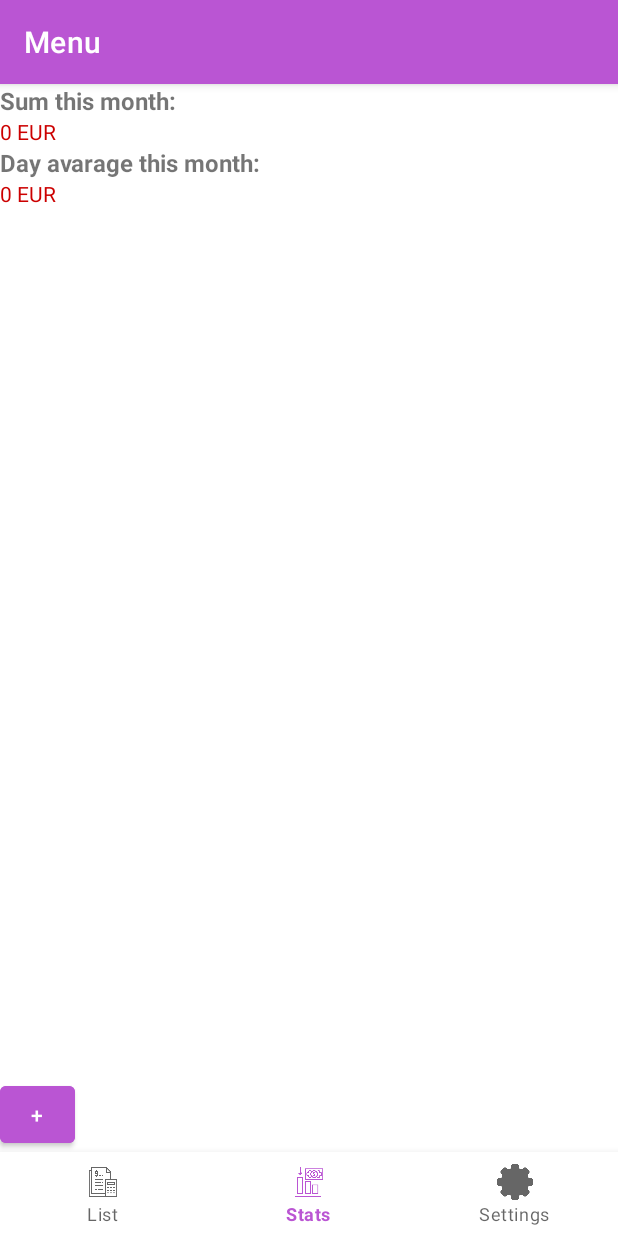
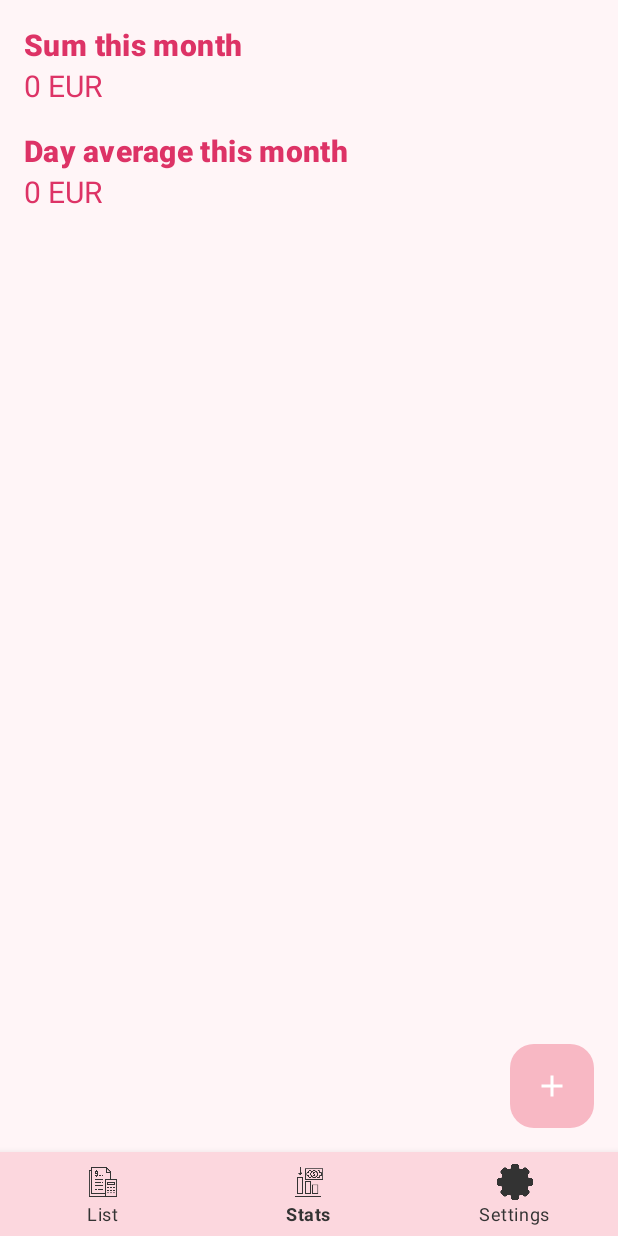
Before and after one commit to Olesya-Lubinets/DailyExpenseTracker, an Android app: the screen it shows after launch (MainActivity), item 2 of the bottom bar chosen, on a phone screen of 412 x 824 dp. Run offline under Robolectric (Android 15) with nearby library versions, the phone set to English and light mode, and no system bars; our stand-ins replace Room's generated code.

Commit message:
Improved UI

```diff
--- a/app/src/main/AndroidManifest.xml
+++ b/app/src/main/AndroidManifest.xml
@@ -5,6 +5,7 @@
     <uses-permission android:name="android.permission.SCHEDULE_EXACT_ALARM" />
     <uses-permission android:name="android.permission.RECEIVE_BOOT_COMPLETED"/>
     <uses-permission android:name="android.permission.USE_EXACT_ALARM"/>
+
 
     <application
 
@@ -22,9 +23,10 @@
             android:exported="false"
             android:label="@string/title_activity_main"
             android:launchMode="singleTop"
-            android:theme="@style/Theme.DailyExpenseTracker" />
+            android:theme="@style/AppTheme" />
         <activity
             android:name=".Splash"
+            android:theme="@style/AppTheme"
             android:exported="true"
             android:label="@string/title_activity_splash">
             <intent-filter>
--- a/app/src/main/java/com/example/dailyexpensetracker/MainActivity.kt
+++ b/app/src/main/java/com/example/dailyexpensetracker/MainActivity.kt
@@ -5,6 +5,7 @@ import android.content.Intent
 import android.os.Bundle
 import android.util.Log
 import android.widget.Button
+import android.widget.ImageButton
 import androidx.appcompat.app.AppCompatActivity
 import androidx.lifecycle.ViewModelProvider
 import com.google.android.material.bottomnavigation.BottomNavigationView
@@ -47,7 +48,7 @@ class MainActivity : AppCompatActivity() {
             supportFragmentManager.findFragmentById(R.id.fragmentContainerView) as NavHostFragment
         val navController = navHostFragment.navController
 
-        val btmAddExpense: Button = findViewById(R.id.bt_add_expense)
+        val btmAddExpense: ImageButton = findViewById(R.id.bt_add_expense)
 
         if (intent?.getBooleanExtra("open_add_expense", false) == true) {
             navController.navigate(R.id.addExpenseFragment)
--- /dev/null
+++ b/app/src/main/res/drawable/ic_plus.xml
@@ -0,0 +1,10 @@
+<vector xmlns:android="http://schemas.android.com/apk/res/android"
+    android:width="24dp"
+    android:height="24dp"
+    android:viewportWidth="24"
+    android:viewportHeight="24">
+
+    <path
+        android:fillColor="#FFFFFFFF"
+        android:pathData="M19,13h-6v6h-2v-6H5v-2h6V5h2v6h6v2z" />
+</vector>
--- /dev/null
+++ b/app/src/main/res/drawable/rounded_background.xml
@@ -0,0 +1,17 @@
+<shape xmlns:android="http://schemas.android.com/apk/res/android"
+    android:shape="rectangle">
+
+    <solid android:color="@color/colorPrimaryVariant" />
+
+    <corners android:radius="16dp" />
+
+    <padding
+        android:top="0dp"
+        android:bottom="0dp"
+        android:left="0dp"
+        android:right="0dp" />
+
+    <size
+        android:width="56dp"
+        android:height="56dp" />
+</shape>
--- a/app/src/main/res/layout/activity_main.xml
+++ b/app/src/main/res/layout/activity_main.xml
@@ -1,10 +1,15 @@
 <?xml version="1.0" encoding="utf-8"?>
-<LinearLayout xmlns:android="http://schemas.android.com/apk/res/android"
+<FrameLayout xmlns:android="http://schemas.android.com/apk/res/android"
     xmlns:app="http://schemas.android.com/apk/res-auto"
     android:layout_width="match_parent"
     android:layout_height="match_parent"
+    android:background="@color/windowBackground">
+
+
+    <LinearLayout
+        android:layout_width="match_parent"
+        android:layout_height="match_parent"
         android:orientation="vertical">
-
 
 
         <androidx.fragment.app.FragmentContainerView
@@ -16,22 +21,28 @@
             app:defaultNavHost="true"
             app:navGraph="@navigation/navigation_graph_main_activity" />
 
-    <Button
-        android:id="@+id/bt_add_expense"
-        android:layout_width="50dp"
-        android:layout_height="50dp"
-        android:text="+"
-        android:backgroundTint="@color/purple_200"/>
 
         <com.google.android.material.bottomnavigation.BottomNavigationView
             android:id="@+id/bottom_navigation_view"
             android:layout_width="match_parent"
             android:layout_height="wrap_content"
             app:menu="@menu/bottom_navigation_menu"
-        >
-
-    </com.google.android.material.bottomnavigation.BottomNavigationView>
+            android:background="@color/colorPrimary"
+            app:itemIconTint="@color/textPrimary"
+            app:itemTextColor="@color/textPrimary"/>
+    </LinearLayout>
 
 
-
-</LinearLayout>
+    <ImageButton
+        android:id="@+id/bt_add_expense"
+        android:layout_width="56dp"
+        android:layout_height="56dp"
+        android:layout_gravity="end|bottom"
+        android:layout_marginEnd="16dp"
+        android:layout_marginBottom="72dp"
+        android:src="@drawable/ic_plus"
+        android:background="@drawable/rounded_background"
+        android:contentDescription="@string/add_expense"
+        android:scaleType="centerInside"
+        android:padding="12dp" />
+</FrameLayout>
--- a/app/src/main/res/layout/fragment_stats.xml
+++ b/app/src/main/res/layout/fragment_stats.xml
@@ -1,44 +1,46 @@
 <?xml version="1.0" encoding="utf-8"?>
-<LinearLayout xmlns:android="http://schemas.android.com/apk/res/android"
-    xmlns:tools="http://schemas.android.com/tools"
+<LinearLayout
+    xmlns:android="http://schemas.android.com/apk/res/android"
+    android:orientation="vertical"
     android:layout_width="match_parent"
     android:layout_height="match_parent"
-    android:orientation="vertical"
-    tools:context=".StatsFragment">
+    android:background="@color/windowBackground"
+    android:padding="16dp">
 
     <TextView
         android:id="@+id/tvMonthSumTitle"
+        style="@style/HeadingText"
+        android:text="@string/label_sum_this_month"
         android:layout_width="wrap_content"
-        android:layout_height="wrap_content"
-        android:textSize="16sp"
-        android:textStyle="bold"
-        android:text="Sum this month:"
-        />
+        android:layout_height="wrap_content"/>
 
     <TextView
         android:id="@+id/tvMonthSum"
-        android:layout_width="wrap_content"
+        android:textColor="@color/accentColor"
+        android:textSize="20sp"
+        android:layout_marginBottom="16dp"
         android:layout_height="wrap_content"
-        android:textColor="@android:color/holo_red_dark" />/>
+        android:layout_width="wrap_content" />
 
     <TextView
         android:id="@+id/tvDayAverageTitle"
+        style="@style/HeadingText"
+        android:text="@string/label_day_average_this_month"
         android:layout_width="wrap_content"
-        android:layout_height="wrap_content"
-        android:textSize="16sp"
-        android:textStyle="bold"
-        android:text="Day avarage this month:"
-        />
+        android:layout_height="wrap_content"/>/>
 
     <TextView
         android:id="@+id/tvDayAverage"
-        android:layout_width="wrap_content"
+        android:textColor="@color/accentColor"
+        android:textSize="20sp"
+        android:layout_marginBottom="16dp"
         android:layout_height="wrap_content"
-        android:textColor="@android:color/holo_red_dark" />/>
-
+        android:layout_width="wrap_content" />
 
     <androidx.recyclerview.widget.RecyclerView
         android:id="@+id/statistics_by_categories_recycler_view"
         android:layout_width="match_parent"
-        android:layout_height="wrap_content" />
+        android:layout_height="0dp"
+        android:layout_weight="1" />
+
 </LinearLayout>
--- a/app/src/main/res/values/colors.xml
+++ b/app/src/main/res/values/colors.xml
@@ -1,10 +1,14 @@
-<?xml version="1.0" encoding="utf-8"?>
 <resources>
-    <color name="purple_200">#BA55D3</color>
-    <color name="purple_500">#EE82EE</color>
-    <color name="purple_700">#DA70D6</color>
-    <color name="teal_200">#FF03DAC5</color>
-    <color name="teal_700">#FF018786</color>
-    <color name="black">#FF000000</color>
-    <color name="white">#FFFFFFFF</color>
+    <color name="colorPrimary">#FCD7DE</color>
+    <color name="colorPrimaryVariant">#F8B8C4</color>
+    <color name="colorSecondary">#FFD9E3</color>
+    <color name="statusBarColor">#F8B8C4</color>
+    <color name="navigationBarColor">#FCD7DE</color>
+    <color name="windowBackground">#FFF5F7</color>
+    <color name="buttonTextColor">#FFFFFF</color>
+    <color name="editTextBackground">#FFF0F4</color>
+    <color name="textPrimary">#333333</color>
+    <color name="accentColor">#DD3366</color>
+    <color name="textSecondary">#666666</color>
+    <color name="onPrimaryColor">#FCD7DE</color>
 </resources>
--- /dev/null
+++ b/app/src/main/res/values/styles.xml
@@ -0,0 +1,52 @@
+<resources>
+
+    <!-- Primary styled button -->
+    <style name="PrimaryButton" parent="Widget.MaterialComponents.Button">
+        <item name="android:backgroundTint">@color/colorPrimaryVariant</item>
+        <item name="android:textColor">@color/buttonTextColor</item>
+        <item name="cornerRadius">12dp</item>
+        <item name="android:padding">12dp</item>
+    </style>
+
+    <!-- Secondary (outlined) button -->
+    <style name="SecondaryButton" parent="Widget.MaterialComponents.Button.OutlinedButton">
+        <item name="android:backgroundTint">@color/onPrimaryColor</item>
+        <item name="android:textColor">@color/colorPrimaryVariant</item>
+        <item name="strokeColor">@color/colorPrimaryVariant</item>
+        <item name="cornerRadius">12dp</item>
+    </style>
+
+    <!-- EditText consistent appearance -->
+    <style name="StyledEditText" parent="Widget.MaterialComponents.TextInputEditText.OutlinedBox">
+        <item name="android:backgroundTint">@color/editTextBackground</item>
+        <item name="android:textColor">@color/textPrimary</item>
+        <item name="android:padding">12dp</item>
+    </style>
+
+    <!-- Headings (titles, section headers) -->
+    <style name="HeadingText" parent="TextAppearance.MaterialComponents.Headline6">
+        <item name="android:textColor">@color/accentColor</item>
+        <item name="android:textStyle">bold</item>
+    </style>
+
+    <!-- Secondary or smaller text -->
+    <style name="SubText" parent="TextAppearance.MaterialComponents.Body2">
+        <item name="android:textColor">@color/textSecondary</item>
+    </style>
+
+    <!-- General layout container card style -->
+    <style name="CardContainer">
+        <item name="cardCornerRadius">12dp</item>
+        <item name="cardElevation">4dp</item>
+        <item name="contentPadding">12dp</item>
+        <item name="cardBackgroundColor">@color/windowBackground</item>
+    </style>
+
+    <!-- General ImageView icon size style -->
+    <style name="IconStyle">
+        <item name="android:layout_width">40dp</item>
+        <item name="android:layout_height">40dp</item>
+        <item name="android:layout_marginEnd">12dp</item>
+    </style>
+
+</resources>
--- a/app/src/main/res/values/themes.xml
+++ b/app/src/main/res/values/themes.xml
@@ -1,16 +1,21 @@
+<?xml version="1.0" encoding="utf-8"?>
 <resources xmlns:tools="http://schemas.android.com/tools">
-    <!-- Base application theme. -->
-    <style name="Theme.DailyExpenseTracker" parent="Theme.MaterialComponents.DayNight.DarkActionBar">
-        <!-- Primary brand color. -->
-        <item name="colorPrimary">@color/purple_200</item>
-        <item name="colorPrimaryVariant">@color/purple_700</item>
-        <item name="colorOnPrimary">@color/white</item>
-        <!-- Secondary brand color. -->
-        <item name="colorSecondary">@color/teal_200</item>
-        <item name="colorSecondaryVariant">@color/teal_700</item>
-        <item name="colorOnSecondary">@color/black</item>
-        <!-- Status bar color. -->
-        <item name="android:statusBarColor">?attr/colorPrimaryVariant</item>
-        <!-- Customize your theme here. -->
+
+    <!-- Application theme -->
+    <style name="AppTheme" parent="Theme.MaterialComponents.DayNight.NoActionBar">
+        <!-- Base background and primary color -->
+        <item name="colorPrimary">@color/colorPrimary</item>
+        <item name="colorPrimaryVariant">@color/colorPrimaryVariant</item>
+        <item name="colorSecondary">@color/colorSecondary</item>
+
+        <!-- System UI colors -->
+        <item name="android:statusBarColor">@color/statusBarColor</item>
+        <item name="android:navigationBarColor">@color/navigationBarColor</item>
+        <item name="android:windowBackground">@color/windowBackground</item>
+
+        <!-- Widget styles -->
+        <item name="android:buttonStyle">@style/PrimaryButton</item>
+        <item name="android:editTextStyle">@style/StyledEditText</item>
     </style>
+
 </resources>
```
Also changed, not shown: app/build.gradle.kts (+5 -5 lines), app/src/main/res/layout/activity_splash.xml (+7 -5 lines), app/src/main/res/layout/fragment_add_expense.xml (+21 -32 lines), app/src/main/res/layout/fragment_list.xml (+13 -8 lines), app/src/main/res/layout/fragment_settings.xml (+9 -6 lines), app/src/main/res/layout/item_category_of_expense.xml (+8 -12 lines), app/src/main/res/layout/item_expense.xml (+9 -15 lines), app/src/main/res/values/strings.xml (+26 -5 lines), gradle/libs.versions.toml (+14 -16 lines). Lines whose indentation alone changed are shown as unchanged.
